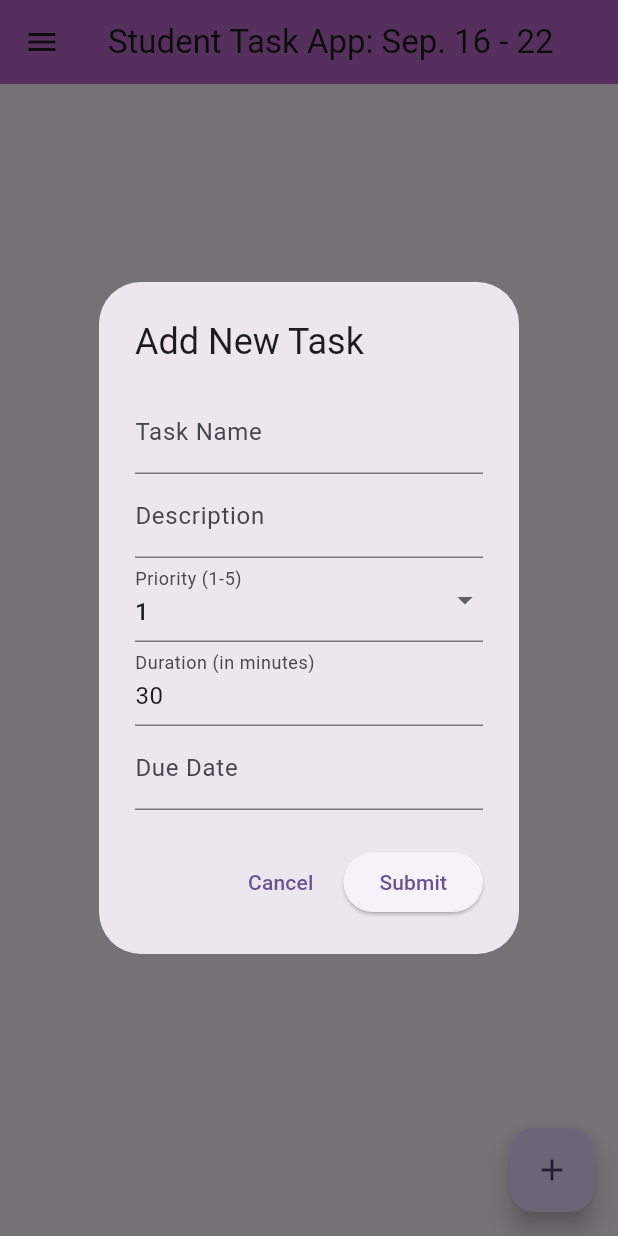
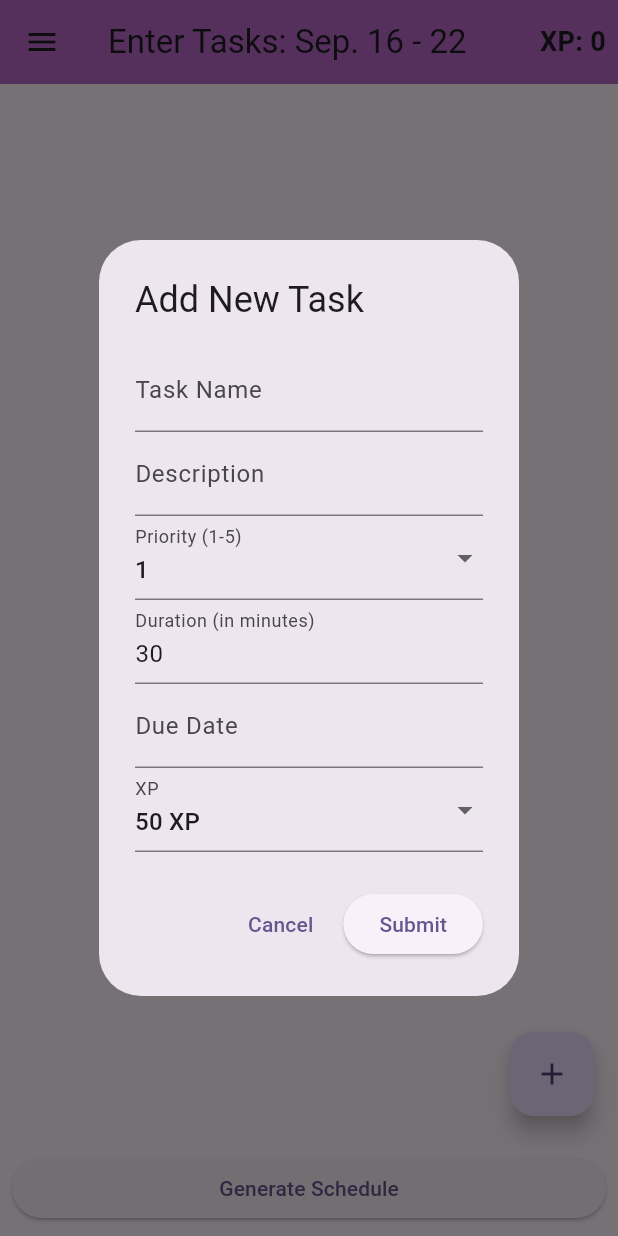
Before and after one commit to aravchand/ProcrastiQuest, a Flutter app: the screen it shows after launch, after a tap on the "add" icon, on a phone screen of 412 x 824 dp. Run offline on Flutter 3.47's test engine with Material 3 defaults, Android fonts, the phone set to English and light mode, and no system bars.

Commit message:
generate schedule + naive place tasks into week

```diff
--- a/lib/test3.dart
+++ b/lib/test3.dart
@@ -2,6 +2,28 @@ import 'package:flutter/cupertino.dart';
 import 'package:flutter/material.dart';
 import 'package:intl/intl.dart';
 
+// Task Model
+class Task {
+  String name;
+  String description;
+  int priority;
+  int duration;
+  String dueDate;
+  int xp; // XP value for completing the task
+  bool isCompleted; // Track if the task is completed or not
+
+  Task({
+    required this.name,
+    required this.description,
+    required this.priority,
+    required this.duration,
+    required this.dueDate,
+    required this.xp,
+    this.isCompleted = false,
+  });
+}
+
+// Main Task App
 class TaskApp extends StatefulWidget {
   @override
   _TaskAppState createState() => _TaskAppState();
@@ -9,18 +31,28 @@ class TaskApp extends StatefulWidget {
 
 class _TaskAppState extends State<TaskApp> {
   int _selectedPageIndex = 0;
+  List<Task> tasks = [];
+  int totalXP = 0; // Store total XP
 
-  final List<Widget> _pages = [
-    TaskPage(),
-    CurrentSchedulePage(),
-    PreviousTasksPage(),
-  ];
+  final List<Widget Function(List<Task>, void Function(List<Task>))> _pages = [
+  (tasks, updateTasks) => TaskPage(tasks: tasks, onTasksChanged: updateTasks),
+  (tasks, updateTasks) => CurrentSchedulePage(tasks: tasks, onTasksChanged: updateTasks),
+  (tasks, updateTasks) => PreviousTasksPage(),
+];
+
 
   void _onDrawerItemTapped(int index) {
     setState(() {
       _selectedPageIndex = index;
     });
     Navigator.of(context).pop(); // Close the drawer
+  }
+
+  void _updateTasks(List<Task> newTasks) {
+    setState(() {
+      tasks = newTasks;
+      totalXP = newTasks.where((task) => task.isCompleted).fold(0, (sum, task) => sum + task.xp);
+    });
   }
 
   @override
@@ -32,8 +64,7 @@ class _TaskAppState extends State<TaskApp> {
 
     return Scaffold(
       appBar: AppBar(
-        // title: Text('Student Task App '),
-        title: Text('Student Task App: $weekRange'),
+        title: Text('Enter Tasks: $weekRange'),
         backgroundColor: Colors.purple[300], // Set AppBar background to purple
         leading: Builder(
           builder: (context) => IconButton(
@@ -41,6 +72,17 @@ class _TaskAppState extends State<TaskApp> {
             onPressed: () => Scaffold.of(context).openDrawer(),
           ),
         ),
+        actions: [
+          Padding(
+            padding: const EdgeInsets.all(8.0),
+            child: Center(
+              child: Text(
+                "XP: $totalXP",
+                style: TextStyle(fontSize: 18, fontWeight: FontWeight.bold),
+              ),
+            ),
+          ),
+        ],
       ),
       drawer: Drawer(
         child: ListView(
@@ -86,19 +128,23 @@ class _TaskAppState extends State<TaskApp> {
           ],
         ),
       ),
-      body: _pages[_selectedPageIndex],
+      body: _pages[_selectedPageIndex](tasks, _updateTasks),
     );
   }
 }
 
+// TaskPage - Create New Schedule
 class TaskPage extends StatefulWidget {
+  final List<Task> tasks;
+  final Function(List<Task>) onTasksChanged;
+
+  TaskPage({required this.tasks, required this.onTasksChanged});
+
   @override
   _TaskPageState createState() => _TaskPageState();
 }
 
 class _TaskPageState extends State<TaskPage> {
-  List<Task> tasks = [];
-
   void _addTask() async {
     final Task? newTask = await showDialog<Task>(
       context: context,
@@ -109,44 +155,20 @@ class _TaskPageState extends State<TaskPage> {
 
     if (newTask != null) {
       setState(() {
-        tasks.add(newTask);
+        widget.onTasksChanged([...widget.tasks, newTask]);
       });
     }
-  }
-
-  void _editTask(int index) async {
-    final Task editedTask = tasks[index];
-    final Task? updatedTask = await showDialog<Task>(
-      context: context,
-      builder: (BuildContext context) {
-        return AddTaskDialog(
-          task: editedTask,
-        );
-      },
-    );
-
-    if (updatedTask != null) {
-      setState(() {
-        tasks[index] = updatedTask;
-      });
-    }
-  }
-
-  void _deleteTask(int index) {
-    setState(() {
-      tasks.removeAt(index);
-    });
   }
 
   @override
   Widget build(BuildContext context) {
     return Scaffold(
-      body: tasks.isEmpty
+      body: widget.tasks.isEmpty
           ? Center(child: Text('No tasks added yet.'))
           : ListView.builder(
-              itemCount: tasks.length,
+              itemCount: widget.tasks.length,
               itemBuilder: (context, index) {
-                final task = tasks[index];
+                final task = widget.tasks[index];
                 return Card(
                   margin: EdgeInsets.all(8.0),
                   child: ListTile(
@@ -165,24 +187,7 @@ class _TaskPageState extends State<TaskPage> {
                         Text('Priority: ${task.priority}'),
                         Text('Duration: ${task.duration} mins'),
                         Text('Due: ${task.dueDate}'),
-                      ],
-                    ),
-                    isThreeLine: true,
-                    trailing: Row(
-                      mainAxisSize: MainAxisSize.min,
-                      children: [
-                        IconButton(
-                          icon: Icon(Icons.edit),
-                          onPressed: () {
-                            _editTask(index);
-                          },
-                        ),
-                        IconButton(
-                          icon: Icon(Icons.delete),
-                          onPressed: () {
-                            _deleteTask(index);
-                          },
-                        ),
+                        Text('XP: ${task.xp}'),
                       ],
                     ),
                   ),
@@ -193,26 +198,87 @@ class _TaskPageState extends State<TaskPage> {
         onPressed: _addTask,
         child: Icon(Icons.add),
       ),
+      bottomNavigationBar: Padding(
+        padding: const EdgeInsets.all(8.0),
+        child: ElevatedButton(
+          onPressed: () {
+            widget.onTasksChanged(widget.tasks); // Passing the tasks
+            Navigator.push(
+              context,
+              MaterialPageRoute(builder: (context) => CurrentSchedulePage(tasks: widget.tasks, onTasksChanged: widget.onTasksChanged)),
+            );
+          },
+          child: Text("Generate Schedule"),
+        ),
+      ),
     );
   }
 }
 
-class Task {
-  String name;
-  String description;
-  int priority;
-  int duration;
-  String dueDate;
+// Current Schedule Page
+class CurrentSchedulePage extends StatelessWidget {
+  final List<Task> tasks;
+  final Function(List<Task>) onTasksChanged;
 
-  Task({
-    required this.name,
-    required this.description,
-    required this.priority,
-    required this.duration,
-    required this.dueDate,
-  });
+  CurrentSchedulePage({required this.tasks, required this.onTasksChanged});
+
+  @override
+  Widget build(BuildContext context) {
+    Map<String, List<Task>> tasksByDay = {
+      'Monday': [],
+      'Tuesday': [],
+      'Wednesday': [],
+      'Thursday': [],
+      'Friday': [],
+      'Saturday': [],
+      'Sunday': [],
+    };
+
+    for (var task in tasks) {
+      DateTime taskDate = DateTime.parse(task.dueDate);
+      String day = DateFormat('EEEE').format(taskDate);
+      if (tasksByDay.containsKey(day)) {
+        tasksByDay[day]?.add(task);
+      }
+    }
+
+    return Scaffold(
+      appBar: AppBar(
+        title: Text('Current Schedule'),
+        backgroundColor: Colors.purple[300],
+      ),
+      body: ListView(
+        children: tasksByDay.entries.map((entry) {
+          return Card(
+            margin: EdgeInsets.all(8.0),
+            color: Colors.yellow[100], // Aesthetic for post-it look
+            child: ExpansionTile(
+              title: Text(
+                entry.key,
+                style: TextStyle(fontWeight: FontWeight.bold, fontSize: 18.0),
+              ),
+              children: entry.value.map((task) {
+                return ListTile(
+                  leading: Checkbox(
+                    value: task.isCompleted,
+                    onChanged: (bool? value) {
+                      task.isCompleted = value ?? false;
+                      onTasksChanged(tasks);
+                    },
+                  ),
+                  title: Text(task.name),
+                  subtitle: Text('XP: ${task.xp}'),
+                );
+              }).toList(),
+            ),
+          );
+        }).toList(),
+      ),
+    );
+  }
 }
 
+// AddTaskDialog - Add/Edit Task Dialog
 class AddTaskDialog extends StatefulWidget {
   final Task? task;
 
@@ -229,7 +295,8 @@ class _AddTaskDialogState extends State<AddTaskDialog> {
   int _priority = 1;
   int _duration = 30;
   DateTime? _selectedDueDate;
-  final DateFormat _dateFormatter = DateFormat('yyyy-MM-dd HH:mm'); // Format for displaying the date
+  int _xp = 50;
+  final DateFormat _dateFormatter = DateFormat('yyyy-MM-dd HH:mm');
   final TextEditingController _dueDateController = TextEditingController();
 
   @override
@@ -241,6 +308,7 @@ class _AddTaskDialogState extends State<AddTaskDialog> {
       _priority = widget.task!.priority;
       _duration = widget.task!.duration;
       _selectedDueDate = DateTime.tryParse(widget.task!.dueDate);
+      _xp = widget.task!.xp;
       if (_selectedDueDate != null) {
         _dueDateController.text = _dateFormatter.format(_selectedDueDate!);
       }
@@ -339,13 +407,28 @@ class _AddTaskDialogState extends State<AddTaskDialog> {
                 onTap: _showDatePicker,
                 child: AbsorbPointer(
                   child: TextFormField(
-                    controller: _dueDateController, // Using controller to display selected date
+                    controller: _dueDateController,
                     decoration: InputDecoration(
                       labelText: 'Due Date',
                       hintText: 'Select Due Date',
                     ),
                   ),
                 ),
+              ),
+              DropdownButtonFormField<int>(
+                value: _xp,
+                decoration: InputDecoration(labelText: 'XP'),
+                items: [50, 100, 200]
+                    .map((xp) => DropdownMenuItem(
+                          value: xp,
+                          child: Text('$xp XP'),
+                        ))
+                    .toList(),
+                onChanged: (value) {
+                  setState(() {
+                    _xp = value!;
+                  });
+                },
               ),
             ],
           ),
@@ -370,6 +453,7 @@ class _AddTaskDialogState extends State<AddTaskDialog> {
                 dueDate: _selectedDueDate != null
                     ? _selectedDueDate!.toIso8601String()
                     : '',
+                xp: _xp,
               );
               Navigator.of(context).pop(updatedTask);
             }
@@ -381,23 +465,7 @@ class _AddTaskDialogState extends State<AddTaskDialog> {
   }
 }
 
-// New pages for the Drawer
-
-class CurrentSchedulePage extends StatelessWidget {
-  @override
-  Widget build(BuildContext context) {
-    return Scaffold(
-      appBar: AppBar(
-        title: Text('Current Schedule'),
-        backgroundColor: Colors.white, // Set AppBar background to default color
-      ),
-      body: Center(
-        child: Text('This is the Current Schedule page.'),
-      ),
-    );
-  }
-}
-
+// Previous Tasks Page (Placeholder)
 class PreviousTasksPage extends StatelessWidget {
   @override
   Widget build(BuildContext context) {
```
